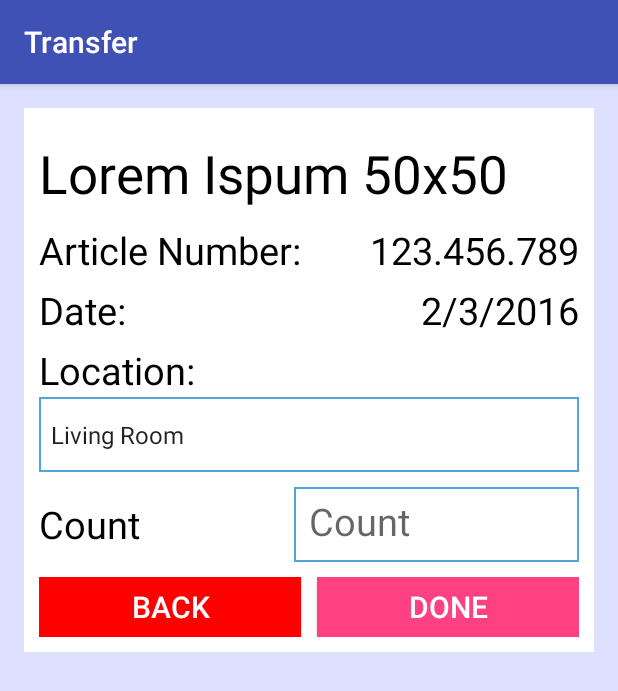
After one commit to ccastell/Transfer-System, an Android app: the ProcessTransferActivity screen opened directly, with no data from a screen before it, on a phone screen of 412 x 824 dp. The commit adds this screen. Shown: the top 691 px of the screen. Run offline under Robolectric (Android 15) with nearby library versions, the phone set to English and light mode, and no system bars.

Commit message:
re-modeled user interface

```diff
--- a/Application/app/build.gradle
+++ b/Application/app/build.gradle
@@ -25,5 +25,6 @@ dependencies {
         exclude group: 'com.android.support', module: 'support-annotations'
     })
     compile 'com.android.support:appcompat-v7:24.2.1'
+    compile 'com.android.support:design:24.2.1'
     testCompile 'junit:junit:4.12'
 }
--- a/Application/app/src/main/java/com/example/transfer/MainActivity.java
+++ b/Application/app/src/main/java/com/example/transfer/MainActivity.java
@@ -15,7 +15,7 @@ public class MainActivity extends AppCompatActivity {
 
     /** Called when the user clicks the singIn button */
     public void signInButton(View view) {
-        Intent intent = new Intent(this, DashboardActivity.class);
+        Intent intent = new Intent(this, ReadNumberActivity.class);
         startActivity(intent);
     }
 }
--- /dev/null
+++ b/Application/app/src/main/java/com/example/transfer/ProcessTransferActivity.java
@@ -0,0 +1,50 @@
+package com.example.transfer;
+
+import android.app.Activity;
+import android.content.Context;
+import android.content.Intent;
+import android.support.v7.app.AlertDialog;
+import android.support.v7.app.AppCompatActivity;
+import android.os.Bundle;
+import android.view.View;
+import android.view.inputmethod.InputMethodManager;
+import android.widget.EditText;
+
+public class ProcessTransferActivity extends AppCompatActivity {
+
+    @Override
+    protected void onCreate(Bundle savedInstanceState) {
+        super.onCreate(savedInstanceState);
+        setContentView(R.layout.activity_process_transfer);
+
+        EditText countTextField = (EditText) findViewById(R.id.count_edit_view);
+        countTextField.setOnFocusChangeListener(new View.OnFocusChangeListener() {
+            @Override
+            public void onFocusChange(View v, boolean hasFocus) {
+                if (!hasFocus) {
+                    hideKeyboard(v);
+                }
+            }
+        });
+    }
+
+    /** Called when the user clicks the back button */
+    public void backButton(View view) {
+        Intent intent = new Intent(this, ReadNumberActivity.class);
+        // Deletes previous activity
+        intent.setFlags(Intent.FLAG_ACTIVITY_NEW_TASK | Intent.FLAG_ACTIVITY_CLEAR_TASK);
+        startActivity(intent);
+    }
+
+    /** Called when the user clicks the process button */
+    public void processButton(View view) {
+        AlertDialog alertDialog = new AlertDialog.Builder(this).create();
+        alertDialog.setMessage("Successfully transferred an item.");
+        alertDialog.show();
+    }
+
+    public void hideKeyboard(View view) {
+        InputMethodManager inputMethodManager =(InputMethodManager)getSystemService(Activity.INPUT_METHOD_SERVICE);
+        inputMethodManager.hideSoftInputFromWindow(view.getWindowToken(), 0);
+    }
+}
--- /dev/null
+++ b/Application/app/src/main/res/layout/activity_process_transfer.xml
@@ -0,0 +1,200 @@
+<?xml version="1.0" encoding="utf-8"?>
+<RelativeLayout xmlns:android="http://schemas.android.com/apk/res/android"
+    xmlns:tools="http://schemas.android.com/tools"
+    android:id="@+id/activity_process_transfer"
+    android:layout_width="match_parent"
+    android:layout_height="match_parent"
+    android:paddingBottom="@dimen/activity_vertical_margin"
+    android:paddingLeft="@dimen/activity_horizontal_margin"
+    android:paddingRight="@dimen/activity_horizontal_margin"
+    android:paddingTop="@dimen/activity_vertical_margin"
+    tools:context="com.example.transfer.ProcessTransferActivity"
+    android:background="@color/colorBackground">
+
+    <ScrollView
+        android:layout_width="match_parent"
+        android:layout_height="match_parent">
+
+    <RelativeLayout
+        android:layout_width="match_parent"
+        android:layout_height="match_parent"
+        android:layout_alignParentTop="true"
+        android:layout_alignParentStart="true"
+        android:padding="10dp"
+        android:gravity="center"
+        android:background="@color/colorWhite"
+        android:clickable="true"
+        android:focusableInTouchMode="true" >
+
+
+        <TextView
+            android:text="Lorem Ispum 50x50"
+            android:layout_width="match_parent"
+            android:layout_height="wrap_content"
+            android:id="@+id/article_name_textview"
+            android:textSize="35dp"
+            android:textColor="@color/colorBlack"
+            android:layout_alignParentTop="true"
+            android:layout_marginTop="10dp" />
+
+
+        <LinearLayout
+            android:layout_width="match_parent"
+            android:layout_height="wrap_content"
+            android:orientation="horizontal"
+            android:id="@+id/article_number_layout"
+            android:layout_marginTop="10dp"
+            android:layout_below="@id/article_name_textview"
+            android:weightSum="2">
+            <TextView
+                android:text="Article Number:"
+                android:layout_width="wrap_content"
+                android:layout_height="30dp"
+                android:layout_gravity="left"
+                android:layout_weight="1"
+                android:textSize="25dp"
+                android:textColor="@color/colorBlack"
+                android:id="@+id/article__number_text"
+                />
+
+            <TextView
+                android:text="123.456.789"
+                android:layout_width="166dp"
+                android:layout_height="30dp"
+                android:layout_gravity="right"
+                android:layout_weight="1"
+                android:textSize="25dp"
+                android:textColor="@color/colorBlack"
+                android:textAlignment="viewEnd"
+                android:id="@+id/article__number_view"
+                />
+        </LinearLayout>
+
+
+        <LinearLayout
+            android:layout_width="match_parent"
+            android:layout_height="wrap_content"
+            android:orientation="horizontal"
+            android:id="@+id/date_layout"
+            android:layout_marginTop="10dp"
+            android:layout_below="@id/article_number_layout"
+            android:weightSum="2">
+            <TextView
+                android:text="Date:"
+                android:layout_width="wrap_content"
+                android:layout_height="30dp"
+                android:layout_gravity="left"
+                android:layout_weight="1"
+                android:textSize="25dp"
+                android:textColor="@color/colorBlack"
+                />
+
+            <TextView
+                android:text="2/3/2016"
+                android:layout_width="166dp"
+                android:layout_height="30dp"
+                android:layout_gravity="right"
+                android:layout_weight="1"
+                android:textSize="25dp"
+                android:textColor="@color/colorBlack"
+                android:textAlignment="viewEnd"
+                android:id="@+id/date__text_view"
+                />
+        </LinearLayout>
+
+        <LinearLayout
+            android:layout_width="match_parent"
+            android:layout_height="wrap_content"
+            android:orientation="vertical"
+            android:id="@+id/location_layout"
+            android:layout_marginTop="10dp"
+            android:layout_below="@id/date_layout">
+
+            <TextView
+                android:text="Location:"
+                android:layout_width="wrap_content"
+                android:layout_height="30dp"
+                android:layout_gravity="left"
+                android:layout_weight="1"
+                android:textSize="25dp"
+                android:textColor="@color/colorBlack"/>
+
+            <Spinner
+                android:layout_marginTop="5dp"
+                android:layout_width="match_parent"
+                android:layout_height="50dp"
+                android:entries="@array/departments"
+                android:background="@drawable/boxwithborder"
+                android:id="@+id/spinner"
+                android:textSize="25sp"
+                android:layout_gravity="right"/>
+        </LinearLayout>
+
+        <LinearLayout
+            android:orientation="horizontal"
+            android:layout_width="match_parent"
+            android:layout_height="wrap_content"
+            android:layout_below="@+id/location_layout"
+            android:id="@+id/count_layout"
+            android:layout_marginTop="10dp"
+            android:weightSum="1.0">
+
+            <TextView
+                android:text="Count"
+                android:layout_width="wrap_content"
+                android:layout_height="match_parent"
+                android:textSize="25dp"
+                android:textColor="@color/colorBlack"
+                android:layout_gravity="left"
+                android:layout_weight="0.50"
+                android:gravity="left|center" />
+
+            <EditText
+                android:layout_width="wrap_content"
+                android:layout_height="50dp"
+                android:textSize="25dp"
+                android:background="@drawable/boxwithborder"
+                android:hint="Count"
+                android:padding="10dp"
+                android:id="@+id/count_edit_view"
+                android:layout_weight=".5" />
+        </LinearLayout>
+
+        <LinearLayout
+            android:orientation="horizontal"
+            android:layout_width="match_parent"
+            android:layout_height="wrap_content"
+            android:id="@+id/buttons_layout"
+            android:layout_marginTop="10dp"
+            android:layout_below="@+id/count_layout"
+            android:weightSum="1.0">
+
+            <Button
+                android:text="Back"
+                android:layout_width="match_parent"
+                android:layout_height="@dimen/activity_button_height"
+                android:textSize="@dimen/activity_button_textsize"
+                android:id="@+id/back_button"
+                android:layout_weight=".5"
+                android:background="@color/colorRed"
+                android:textColor="@color/colorWhite"
+                android:layout_marginRight="5dp"
+                android:onClick="backButton"/>
+
+            <Button
+                android:text="Done"
+                android:layout_width="match_parent"
+                android:layout_height="@dimen/activity_button_height"
+                android:textSize="@dimen/activity_button_textsize"
+                android:id="@+id/done_button"
+                android:layout_weight=".5"
+                android:background="@color/colorAccent"
+                android:textColor="@color/colorWhite"
+                android:layout_marginLeft="5dp"
+                android:onClick="processButton"/>
+        </LinearLayout>
+
+    </RelativeLayout>
+    </ScrollView>
+
+</RelativeLayout>
--- a/Application/app/src/main/res/values/dimens.xml
+++ b/Application/app/src/main/res/values/dimens.xml
@@ -10,4 +10,5 @@
     <dimen name="main_button_width">250dp</dimen>
     <dimen name="activity_button_height">40dp</dimen>
     <dimen name="activity_button_textsize">20dp</dimen>
+    <dimen name="fab_margin">16dp</dimen>
 </resources>
--- a/Application/app/src/main/res/values/strings.xml
+++ b/Application/app/src/main/res/values/strings.xml
@@ -9,5 +9,6 @@
         <item>Kitchen</item>
         <item>Bedroom</item>
     </string-array>
+    <string name="title_activity_process_number">ProcessNumberActivity</string>
 
 </resources>
--- a/Application/app/src/main/res/values/styles.xml
+++ b/Application/app/src/main/res/values/styles.xml
@@ -8,4 +8,8 @@
         <item name="colorAccent">@color/colorAccent</item>
     </style>
 
+    <style name="AppTheme.AppBarOverlay" parent="ThemeOverlay.AppCompat.Dark.ActionBar" />
+
+    <style name="AppTheme.PopupOverlay" parent="ThemeOverlay.AppCompat.Light" />
+
 </resources>
```
Also changed, not shown: Application/app/src/main/AndroidManifest.xml (+5 -2 lines), Application/app/src/main/java/com/example/transfer/DashboardActivity.java (deleted, +0 -31 lines), Application/app/src/main/java/com/example/transfer/ReadNumberActivity.java (added, +31 -0 lines), Application/app/src/main/res/layout/activity_dashboard.xml (deleted, +0 -184 lines), Application/app/src/main/res/layout/activity_read_number.xml (added, +78 -0 lines), Application/app/src/main/res/values-v21/styles.xml (added, +9 -0 lines), 2 other files.
